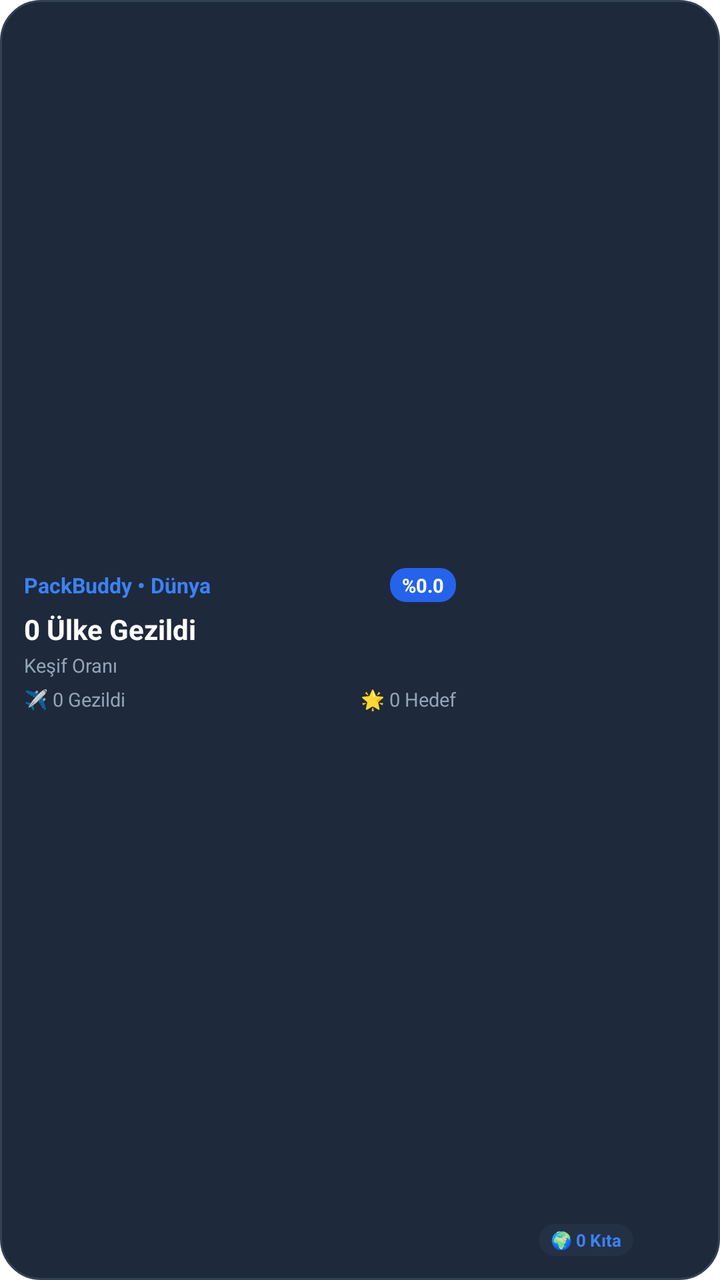
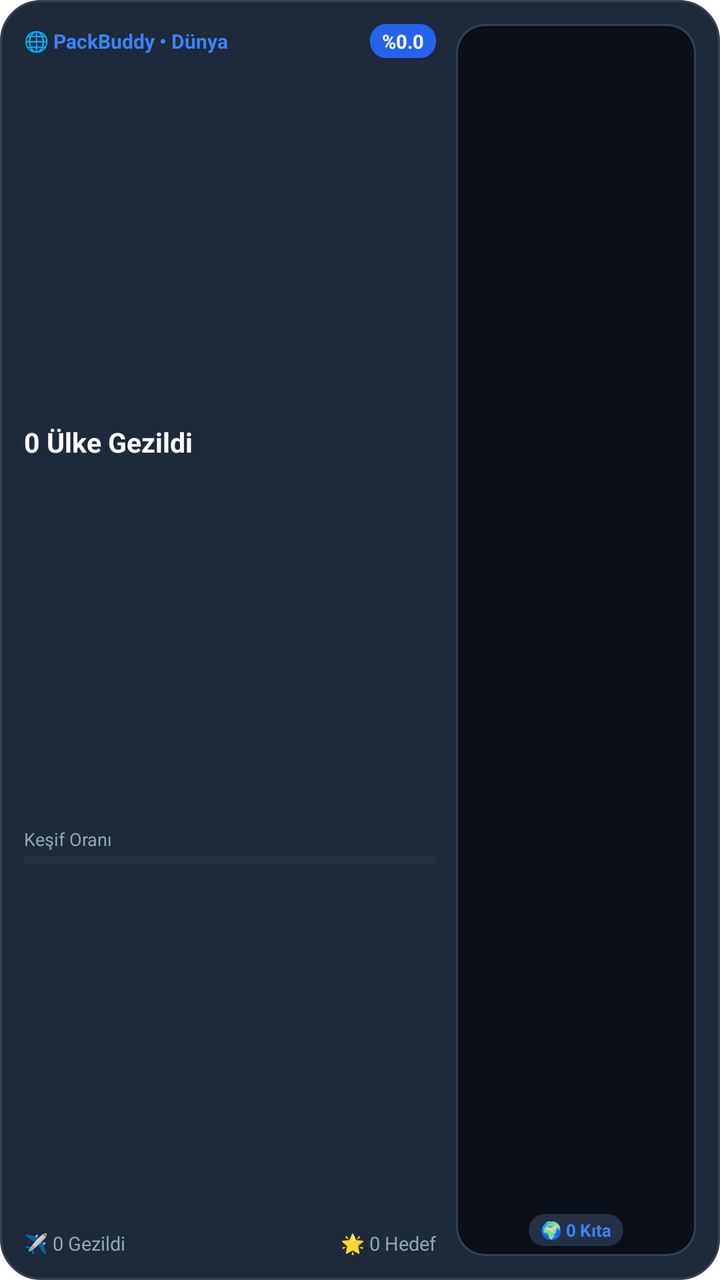

The first picture is an Android layout as it rendered before a commit; the second is the same layout after the commit. The layout source and the unified diff follow.
<!-- AndroidManifest.xml: fallback theme Theme.MaterialComponents.DayNight.NoActionBar -->
<!-- res/layout/packbuddy_map_medium.xml -->
<?xml version="1.0" encoding="utf-8"?>
<LinearLayout xmlns:android="http://schemas.android.com/apk/res/android"
    android:id="@+id/widget_container"
    android:layout_width="match_parent"
    android:layout_height="match_parent"
    android:background="@drawable/widget_bg"
    android:orientation="horizontal"
    android:padding="12dp">

    
    <LinearLayout
        android:layout_width="0dp"
        android:layout_height="match_parent"
        android:layout_weight="1"
        android:gravity="center_vertical"
        android:orientation="vertical">

        
        <LinearLayout
            android:layout_width="match_parent"
            android:layout_height="wrap_content"
            android:gravity="center_vertical"
            android:orientation="horizontal">

            <TextView
                android:id="@+id/widget_app_name"
                android:layout_width="0dp"
                android:layout_height="wrap_content"
                android:layout_weight="1"
                android:ellipsize="end"
                android:maxLines="1"
                android:text="PackBuddy • Dünya"
                android:textColor="#3B82F6"
                android:textSize="10.5sp"
                android:textStyle="bold" />

            <TextView
                android:id="@+id/widget_badge"
                android:layout_width="wrap_content"
                android:layout_height="wrap_content"
                android:background="@drawable/widget_badge_bg"
                android:paddingStart="6dp"
                android:paddingTop="2dp"
                android:paddingEnd="6dp"
                android:paddingBottom="2dp"
                android:text="%0.0"
                android:textColor="#FFFFFF"
                android:textSize="9.5sp"
                android:textStyle="bold" />
        </LinearLayout>

        <FrameLayout
            android:layout_width="match_parent"
            android:layout_height="4dp" />

        <TextView
            android:id="@+id/widget_title"
            android:layout_width="match_parent"
            android:layout_height="wrap_content"
            android:ellipsize="end"
            android:maxLines="1"
            android:text="0 Ülke Gezildi"
            android:textColor="#FFFFFF"
            android:textSize="14sp"
            android:textStyle="bold" />

        <TextView
            android:id="@+id/widget_destination"
            android:layout_width="match_parent"
            android:layout_height="wrap_content"
            android:layout_marginTop="2dp"
            android:ellipsize="end"
            android:maxLines="1"
            android:text="Keşif Oranı"
            android:textColor="#94A3B8"
            android:textSize="9.5sp" />

        <FrameLayout
            android:layout_width="match_parent"
            android:layout_height="4dp" />

        
        <LinearLayout
            android:layout_width="match_parent"
            android:layout_height="wrap_content"
            android:orientation="horizontal">

            <TextView
                android:id="@+id/widget_packing"
                android:layout_width="0dp"
                android:layout_height="wrap_content"
                android:layout_weight="1"
                android:ellipsize="end"
                android:maxLines="1"
                android:text="✈️ 0 Gezildi"
                android:textColor="#94A3B8"
                android:textSize="9.5sp" />

            <TextView
                android:id="@+id/widget_budget"
                android:layout_width="wrap_content"
                android:layout_height="wrap_content"
                android:ellipsize="end"
                android:maxLines="1"
                android:text="🌟 0 Hedef"
                android:textColor="#94A3B8"
                android:textSize="9.5sp" />
        </LinearLayout>
    </LinearLayout>

    
    <LinearLayout
        android:id="@+id/widget_right_column"
        android:layout_width="110dp"
        android:layout_height="match_parent"
        android:layout_marginStart="10dp"
        android:gravity="center"
        android:orientation="vertical">

        <FrameLayout
            android:id="@+id/widget_map_container"
            android:layout_width="match_parent"
            android:layout_height="0dp"
            android:layout_weight="1">

            <ImageView
                android:id="@+id/widget_map_image"
                android:layout_width="match_parent"
                android:layout_height="match_parent"
                android:contentDescription="World Map"
                android:scaleType="fitCenter" />
        </FrameLayout>

        <TextView
            android:id="@+id/widget_stat3"
            android:layout_width="wrap_content"
            android:layout_height="wrap_content"
            android:layout_marginTop="3dp"
            android:background="@drawable/widget_stat_bg"
            android:ellipsize="end"
            android:maxLines="1"
            android:paddingStart="6dp"
            android:paddingTop="2dp"
            android:paddingEnd="6dp"
            android:paddingBottom="2dp"
            android:text="🌍 0 Kıta"
            android:textColor="#3B82F6"
            android:textSize="8.5sp"
            android:textStyle="bold" />
    </LinearLayout>

</LinearLayout>
<!-- resources referenced by this layout -->
<resources>
  <!-- drawable widget_badge_bg (drawable) -->
  <?xml version="1.0" encoding="utf-8"?>
  <shape xmlns:android="http://schemas.android.com/apk/res/android"
      android:shape="rectangle">
      <corners android:radius="8dp" />
      <solid android:color="#2563EB" />
  </shape>
  <!-- drawable widget_bg (drawable) -->
  <?xml version="1.0" encoding="utf-8"?>
  <shape xmlns:android="http://schemas.android.com/apk/res/android"
      android:shape="rectangle">
      <corners android:radius="20dp" />
      <solid android:color="#1E293B" />
      <stroke
          android:width="1dp"
          android:color="#334155" />
  </shape>
  <!-- drawable widget_stat_bg (drawable) -->
  <?xml version="1.0" encoding="utf-8"?>
  <shape xmlns:android="http://schemas.android.com/apk/res/android"
      android:shape="rectangle">
      <corners android:radius="8dp" />
      <solid android:color="#243044" />
  </shape>
</resources>

<!-- the commit's change to res/layout/packbuddy_map_medium.xml (unified diff, before → after) -->
@@ -12,7 +12,6 @@
         android:layout_width="0dp"
         android:layout_height="match_parent"
         android:layout_weight="1"
-        android:gravity="center_vertical"
         android:orientation="vertical">
 
         
@@ -29,9 +28,9 @@
                 android:layout_weight="1"
                 android:ellipsize="end"
                 android:maxLines="1"
-                android:text="PackBuddy • Dünya"
+                android:text="🌐 PackBuddy • Dünya"
                 android:textColor="#3B82F6"
-                android:textSize="10.5sp"
+                android:textSize="10sp"
                 android:textStyle="bold" />
 
             <TextView
@@ -51,8 +50,10 @@
 
         <FrameLayout
             android:layout_width="match_parent"
-            android:layout_height="4dp" />
+            android:layout_height="0dp"
+            android:layout_weight="1" />
 
+        
         <TextView
             android:id="@+id/widget_title"
             android:layout_width="match_parent"
@@ -61,28 +62,46 @@
             android:maxLines="1"
             android:text="0 Ülke Gezildi"
             android:textColor="#FFFFFF"
-            android:textSize="14sp"
+            android:textSize="13.5sp"
             android:textStyle="bold" />
 
+        <FrameLayout
+            android:layout_width="match_parent"
+            android:layout_height="0dp"
+            android:layout_weight="1" />
+
+        
         <TextView
             android:id="@+id/widget_destination"
             android:layout_width="match_parent"
             android:layout_height="wrap_content"
-            android:layout_marginTop="2dp"
             android:ellipsize="end"
             android:maxLines="1"
             android:text="Keşif Oranı"
             android:textColor="#94A3B8"
-            android:textSize="9.5sp" />
+            android:textSize="9sp" />
+
+        <ProgressBar
+            android:id="@+id/widget_progress"
+            style="?android:attr/progressBarStyleHorizontal"
+            android:layout_width="match_parent"
+            android:layout_height="3.5dp"
+            android:layout_marginTop="2.5dp"
+            android:max="100"
+            android:progress="0"
+            android:progressBackgroundTint="#4094A3B8"
+            android:progressTint="#3B82F6" />
 
         <FrameLayout
             android:layout_width="match_parent"
-            android:layout_height="4dp" />
+            android:layout_height="0dp"
+            android:layout_weight="1" />
 
         
         <LinearLayout
             android:layout_width="match_parent"
             android:layout_height="wrap_content"
+            android:gravity="center_vertical"
             android:orientation="horizontal">
 
             <TextView
@@ -110,34 +129,32 @@
 
     
     <LinearLayout
-        android:id="@+id/widget_right_column"
-        android:layout_width="110dp"
+        android:id="@+id/widget_map_container"
+        android:layout_width="120dp"
         android:layout_height="match_parent"
         android:layout_marginStart="10dp"
+        android:background="@drawable/widget_map_bg"
         android:gravity="center"
-        android:orientation="vertical">
+        android:orientation="vertical"
+        android:padding="5dp">
 
-        <FrameLayout
-            android:id="@+id/widget_map_container"
+        <ImageView
+            android:id="@+id/widget_map_image"
             android:layout_width="match_parent"
             android:layout_height="0dp"
-            android:layout_weight="1">
-
-            <ImageView
-                android:id="@+id/widget_map_image"
-                android:layout_width="match_parent"
-                android:layout_height="match_parent"
-                android:contentDescription="World Map"
-                android:scaleType="fitCenter" />
-        </FrameLayout>
+            android:layout_weight="1"
+            android:contentDescription="World Map"
+            android:scaleType="fitCenter" />
 
         <TextView
             android:id="@+id/widget_stat3"
             android:layout_width="wrap_content"
             android:layout_height="wrap_content"
+            android:layout_gravity="center_horizontal"
             android:layout_marginTop="3dp"
             android:background="@drawable/widget_stat_bg"
             android:ellipsize="end"
+            android:gravity="center"
             android:maxLines="1"
             android:paddingStart="6dp"
             android:paddingTop="2dp"
<!-- resource entries referenced after the edit -->
@@ -17,6 +17,16 @@
           android:width="1dp"
           android:color="#334155" />
   </shape>
+  <!-- drawable widget_map_bg (drawable) -->
+  <?xml version="1.0" encoding="utf-8"?>
+  <shape xmlns:android="http://schemas.android.com/apk/res/android"
+      android:shape="rectangle">
+      <corners android:radius="14dp" />
+      <solid android:color="#0B0F17" />
+      <stroke
+          android:width="1dp"
+          android:color="#334155" />
+  </shape>
   <!-- drawable widget_stat_bg (drawable) -->
   <?xml version="1.0" encoding="utf-8"?>
   <shape xmlns:android="http://schemas.android.com/apk/res/android"
